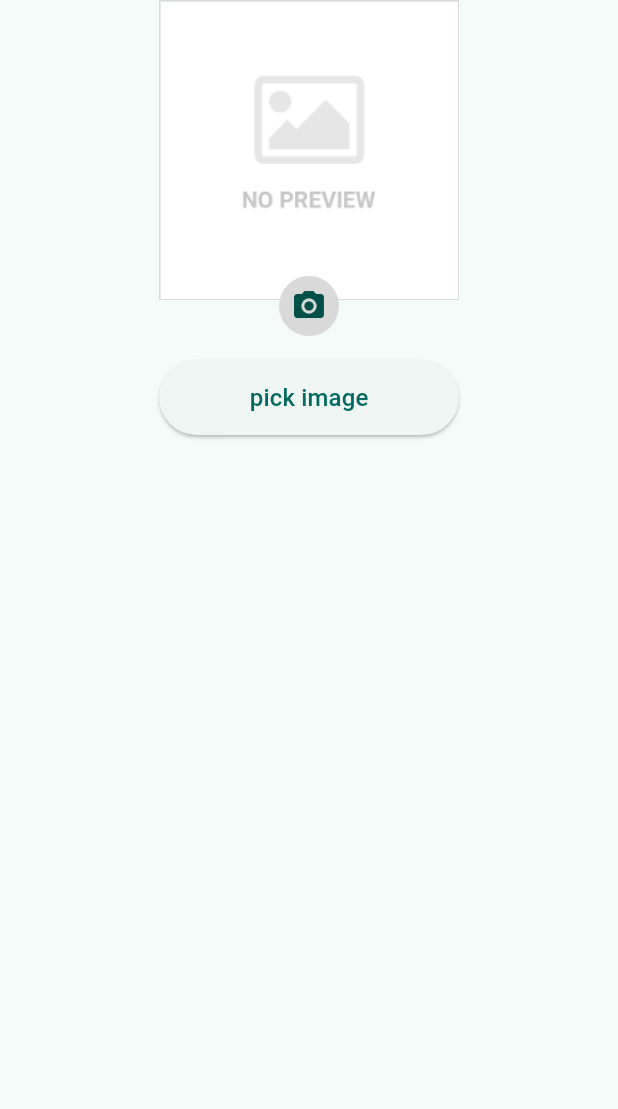
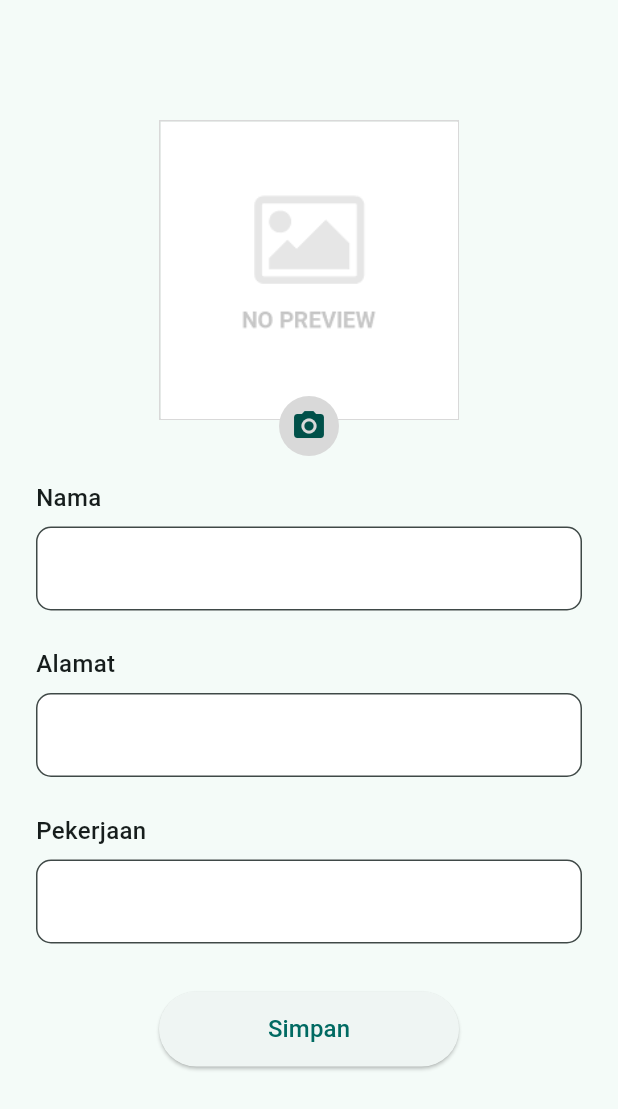
Before and after one commit to randytia29/kampung_snack, a Flutter app: the FormScreen screen opened directly, on a phone screen of 412 x 824 dp. Shown: the top 1109 px of the screen. Run offline on Flutter 3.47's test engine with Material 2 defaults, Android fonts, the phone set to English and light mode, and no system bars; our stand-ins replace bloc, equatable, flutter_bloc, get_it, hydrated_bloc, image_picker and 1 more; accounts and stored records are empty.

Commit message:
mobile form

```diff
--- /dev/null
+++ b/lib/features/participant/cubit/participant_cubit.dart
@@ -0,0 +1,26 @@
+import 'package:hydrated_bloc/hydrated_bloc.dart';
+import 'package:kampung_snack/features/participant/domain/entities/participant.dart';
+
+part 'participant_state.dart';
+
+class ParticipantCubit extends Cubit<ParticipantState> with HydratedMixin {
+  ParticipantCubit() : super(ParticipantState.initial());
+
+  void addParticipant(Participant participant) {
+    var participants = state.participants;
+
+    participants.add(participant);
+
+    emit(state.copyWith(participants: participants));
+  }
+
+  @override
+  ParticipantState? fromJson(Map<String, dynamic> json) {
+    return ParticipantState.fromMap(json);
+  }
+
+  @override
+  Map<String, dynamic>? toJson(ParticipantState state) {
+    return state.toMap();
+  }
+}
--- /dev/null
+++ b/lib/features/participant/cubit/participant_state.dart
@@ -0,0 +1,37 @@
+// ignore_for_file: prefer_const_constructors
+
+part of 'participant_cubit.dart';
+
+class ParticipantState {
+  const ParticipantState({required this.participants});
+
+  final List<Participant> participants;
+
+  factory ParticipantState.initial() {
+    return ParticipantState(participants: []);
+  }
+
+  ParticipantState copyWith({required List<Participant> participants}) {
+    return ParticipantState(participants: participants);
+  }
+
+  Map<String, dynamic>? toMap() {
+    final participantsToJson = participants.map((e) => e.toJson()).toList();
+
+    if (participantsToJson.isNotEmpty) {
+      return {'data': participantsToJson};
+    } else {
+      return {'data': null};
+    }
+  }
+
+  factory ParticipantState.fromMap(Map<String, dynamic> json) {
+    final response = json['data'];
+
+    final data = List.from(response);
+
+    final participants = data.map((e) => Participant.fromJson(e)).toList();
+
+    return ParticipantState(participants: participants);
+  }
+}
--- a/lib/features/participant/domain/entities/participant.dart
+++ b/lib/features/participant/domain/entities/participant.dart
@@ -16,6 +16,26 @@ class Participant {
       this.birthPlace,
       this.birthDate});
 
+  factory Participant.fromJson(Map<String, dynamic> json) => Participant(
+        name: json['name'],
+        address: json['address'],
+        job: json['job'],
+        imgByte: json['img_byte'],
+        sex: json['sex'],
+        birthPlace: json['birth_place'],
+        birthDate: json['birth_date'],
+      );
+
+  Map<String, dynamic> toJson() => {
+        'name': name,
+        'address': address,
+        'job': job,
+        'img_byte': imgByte,
+        'sex': sex,
+        'birth_place': birthPlace,
+        'birth_date': birthDate,
+      };
+
   Participant copyWith(
           {String? name,
           String? address,
--- a/lib/main.dart
+++ b/lib/main.dart
@@ -1,10 +1,15 @@
 import 'package:flutter/material.dart';
+import 'package:hydrated_bloc/hydrated_bloc.dart';
+import 'package:path_provider/path_provider.dart';
 
 import 'app.dart';
 import 'sl.dart' as sl;
 
 Future<void> main() async {
   WidgetsFlutterBinding.ensureInitialized();
+  final appDocumentDirectory = await getApplicationDocumentsDirectory();
+  HydratedBloc.storage =
+      await HydratedStorage.build(storageDirectory: appDocumentDirectory);
   await sl.init();
 
   runApp(const MyApp());
--- a/lib/screens/form_screen.dart
+++ b/lib/screens/form_screen.dart
@@ -1,15 +1,16 @@
-import 'dart:typed_data';
-
 import 'package:flutter/material.dart';
 import 'package:flutter_bloc/flutter_bloc.dart';
-import 'package:image_picker/image_picker.dart';
 import 'package:kampung_snack/features/participant/cubit/form_participant_cubit.dart';
+import 'package:kampung_snack/features/participant/cubit/participant_cubit.dart';
 import 'package:kampung_snack/sl.dart';
-import 'package:kampung_snack/theme_manager/asset_manager.dart';
-import 'package:kampung_snack/theme_manager/color_manager.dart';
+import 'package:kampung_snack/theme_manager/navigation_manager.dart';
+
 import 'package:kampung_snack/theme_manager/space_manager.dart';
 import 'package:kampung_snack/utils/image_pick_service.dart';
 import 'package:kampung_snack/widgets/custom_button.dart';
+import 'package:kampung_snack/widgets/custom_text_form.dart';
+
+import '../widgets/photo_participant.dart';
 
 class FormScreen extends StatefulWidget {
   const FormScreen({super.key});
@@ -19,18 +20,28 @@ class FormScreen extends StatefulWidget {
 }
 
 class _FormScreenState extends State<FormScreen> {
+  final _formKey = GlobalKey<FormState>();
+  late TextEditingController _nameController;
+  late TextEditingController _addressController;
+  late TextEditingController _jobController;
   late ImagePickService _imagePickService;
   late FormParticipantCubit _formParticipantCubit;
 
   @override
   void initState() {
     super.initState();
+    _nameController = TextEditingController();
+    _addressController = TextEditingController();
+    _jobController = TextEditingController();
     _imagePickService = sl<ImagePickService>();
     _formParticipantCubit = sl<FormParticipantCubit>();
   }
 
   @override
   void dispose() {
+    _nameController.dispose();
+    _addressController.dispose();
+    _jobController.dispose();
     _formParticipantCubit.close();
     super.dispose();
   }
@@ -40,81 +51,79 @@ class _FormScreenState extends State<FormScreen> {
     return Scaffold(
       body: BlocProvider(
         create: (context) => _formParticipantCubit,
-        child: Center(
+        child: Form(
+          key: _formKey,
+          child: SingleChildScrollView(
             child: Column(
               children: [
-              Stack(
-                alignment: AlignmentDirectional.bottomCenter,
-                clipBehavior: Clip.none,
-                children: [
-                  BlocBuilder<FormParticipantCubit, FormParticipantState>(
-                    builder: (context, formParticipantState) {
-                      final image = formParticipantState.participant.imgByte;
-
-                      return Container(
-                        width: 200,
-                        height: 200,
-                        decoration: BoxDecoration(
-                          border: Border.all(color: ColorManager.grey),
+                80.0.spaceY,
+                PhotoParticipant(
+                  imagePickService: _imagePickService,
+                  formParticipantCubit: _formParticipantCubit,
                 ),
-                        child: image == null
-                            ? Image.asset(
-                                AssetManager.noImage,
-                                fit: BoxFit.cover,
-                              )
-                            : Image.memory(
-                                Uint8List.fromList(image.codeUnits),
-                                fit: BoxFit.cover,
-                              ),
-                      );
+                40.0.spaceY,
+                CustomTextForm(
+                  controller: _nameController,
+                  title: 'Nama',
+                  textInputAction: TextInputAction.next,
+                  validate: (value) {
+                    if ((value ?? '').isEmpty) {
+                      return 'Isi nama';
+                    } else {
+                      return null;
+                    }
                   },
                 ),
-                  Positioned(
-                    bottom: -24,
-                    child: CircleAvatar(
-                      backgroundColor: ColorManager.grey,
-                      child: IconButton(
-                        onPressed: () async {
-                          final byteFile = await _imagePickService
-                              .pickMobileImage(ImageSource.camera);
+                24.0.spaceY,
+                CustomTextForm(
+                  controller: _addressController,
+                  title: 'Alamat',
+                  textInputAction: TextInputAction.next,
+                  validate: (value) {
+                    if ((value ?? '').isEmpty) {
+                      return 'Isi alamat';
+                    } else {
+                      return null;
+                    }
+                  },
+                ),
+                24.0.spaceY,
+                CustomTextForm(
+                  controller: _jobController,
+                  title: 'Pekerjaan',
+                  textInputAction: TextInputAction.next,
+                  validate: (value) {
+                    if ((value ?? '').isEmpty) {
+                      return 'Isi pekerjaan';
+                    } else {
+                      return null;
+                    }
+                  },
+                ),
+                32.0.spaceY,
+                CustomButton(
+                  text: 'Simpan',
+                  onTap: () async {
+                    if ((_formKey.currentState ?? FormState()).validate()) {
+                      _formParticipantCubit.editData(_nameController.text,
+                          _addressController.text, _jobController.text);
 
-                          if (byteFile == null) {
-                            return;
+                      final participant =
+                          _formParticipantCubit.state.participant;
+
+                      context
+                          .read<ParticipantCubit>()
+                          .addParticipant(participant);
+
+                      context.toBackScreen();
                     }
-
-                          final imgString = String.fromCharCodes(byteFile);
-
-                          _formParticipantCubit.editImage(imgString);
-                        },
-                        icon: const Icon(Icons.camera_alt),
-                      ),
-                    ),
-                  ),
-                ],
-              ),
-              40.0.spaceY,
-              CustomButton(
-                text: 'pick image',
-                onTap: () async {
-                  // final imagePick = sl<ImagePickService>();
-
-                  // final file = await imagePick.pickImage(ImageSource.gallery);
-
-                  // if (file == null) {
-                  //   return;
-                  // }
-
-                  // setState(() {
-                  //   selectedFile = file;
-                  // });
-
-                  // log(file.path);
                   },
                 )
               ],
             ),
           ),
         ),
+      ),
     );
   }
 }
--- a/lib/sl.dart
+++ b/lib/sl.dart
@@ -1,6 +1,7 @@
 import 'package:get_it/get_it.dart';
 import 'package:image_picker/image_picker.dart';
 import 'package:kampung_snack/features/participant/cubit/form_participant_cubit.dart';
+import 'package:kampung_snack/features/participant/cubit/participant_cubit.dart';
 import 'package:shared_preferences/shared_preferences.dart';
 
 import 'features/auth/cubit/login_cubit.dart';
@@ -23,6 +24,7 @@ Future<void> init() async {
 
   // Participant
   sl.registerFactory(() => FormParticipantCubit());
+  sl.registerLazySingleton(() => ParticipantCubit());
 
   // Repository
   // sl.registerLazySingleton<AuthRepository>(() => AuthRepositoryImpl(dio: sl()));
--- a/lib/theme_manager/navigation_manager.dart
+++ b/lib/theme_manager/navigation_manager.dart
@@ -39,4 +39,6 @@ extension Navigate on BuildContext {
         ),
         (route) => false,
       );
+
+  void toBackScreen() => Navigator.of(this).pop();
 }
--- a/lib/widgets/custom_text_form.dart
+++ b/lib/widgets/custom_text_form.dart
@@ -11,6 +11,7 @@ class CustomTextForm extends StatelessWidget {
     this.textInputAction,
     required this.title,
     this.textInputType,
+    this.hintText,
   }) : super(key: key);
 
   final TextEditingController controller;
@@ -19,6 +20,7 @@ class CustomTextForm extends StatelessWidget {
   final TextInputAction? textInputAction;
   final String title;
   final TextInputType? textInputType;
+  final String? hintText;
 
   @override
   Widget build(BuildContext context) {
@@ -39,7 +41,7 @@ class CustomTextForm extends StatelessWidget {
             obscureText: obscureText,
             controller: controller,
             decoration: InputDecoration(
-              hintText: 'Isi apa saja',
+              hintText: hintText,
               hintStyle: TextStyle(color: ColorManager.grey, fontSize: 16),
               fillColor: ColorManager.white,
               filled: true,
--- a/lib/widgets/login_mobile_page.dart
+++ b/lib/widgets/login_mobile_page.dart
@@ -41,6 +41,7 @@ class LoginMobilePage extends StatelessWidget {
             }
           },
           title: 'Username',
+          hintText: 'Isi apa saja',
         ),
         24.0.spaceY,
         CustomTextForm(
@@ -54,6 +55,7 @@ class LoginMobilePage extends StatelessWidget {
             }
           },
           title: 'Password',
+          hintText: 'Isi apa saja',
         ),
         24.0.spaceY,
         CustomButton(
--- a/lib/widgets/login_web_page.dart
+++ b/lib/widgets/login_web_page.dart
@@ -50,6 +50,7 @@ class LoginWebPage extends StatelessWidget {
                 }
               },
               title: 'Username',
+              hintText: 'Isi apa saja',
             ),
             24.0.spaceY,
             CustomTextForm(
@@ -63,6 +64,7 @@ class LoginWebPage extends StatelessWidget {
                 }
               },
               title: 'Password',
+              hintText: 'Isi apa saja',
             ),
             24.0.spaceY,
             CustomButton(
--- /dev/null
+++ b/lib/widgets/photo_participant.dart
@@ -0,0 +1,75 @@
+import 'dart:typed_data';
+
+import 'package:flutter/material.dart';
+import 'package:flutter_bloc/flutter_bloc.dart';
+import 'package:image_picker/image_picker.dart';
+
+import '../features/participant/cubit/form_participant_cubit.dart';
+import '../theme_manager/asset_manager.dart';
+import '../theme_manager/color_manager.dart';
+import '../utils/image_pick_service.dart';
+
+class PhotoParticipant extends StatelessWidget {
+  const PhotoParticipant({
+    super.key,
+    required ImagePickService imagePickService,
+    required FormParticipantCubit formParticipantCubit,
+  })  : _imagePickService = imagePickService,
+        _formParticipantCubit = formParticipantCubit;
+
+  final ImagePickService _imagePickService;
+  final FormParticipantCubit _formParticipantCubit;
+
+  @override
+  Widget build(BuildContext context) {
+    return Stack(
+      alignment: AlignmentDirectional.bottomCenter,
+      clipBehavior: Clip.none,
+      children: [
+        BlocBuilder<FormParticipantCubit, FormParticipantState>(
+          builder: (context, formParticipantState) {
+            final image = formParticipantState.participant.imgByte;
+
+            return Container(
+              width: 200,
+              height: 200,
+              decoration: BoxDecoration(
+                border: Border.all(color: ColorManager.grey),
+              ),
+              child: image == null
+                  ? Image.asset(
+                      AssetManager.noImage,
+                      fit: BoxFit.cover,
+                    )
+                  : Image.memory(
+                      Uint8List.fromList(image.codeUnits),
+                      fit: BoxFit.cover,
+                    ),
+            );
+          },
+        ),
+        Positioned(
+          bottom: -24,
+          child: CircleAvatar(
+            backgroundColor: ColorManager.grey,
+            child: IconButton(
+              onPressed: () async {
+                final byteFile =
+                    await _imagePickService.pickMobileImage(ImageSource.camera);
+
+                if (byteFile == null) {
+                  return;
+                }
+
+                final imgString = String.fromCharCodes(byteFile);
+
+                _formParticipantCubit.editImage(imgString);
+              },
+              icon: const Icon(Icons.camera_alt),
+            ),
+          ),
+        ),
+      ],
+    );
+  }
+}
--- a/pubspec.yaml
+++ b/pubspec.yaml
@@ -35,7 +35,9 @@ dependencies:
     sdk: flutter
   flutter_bloc: ^8.1.2
   get_it: ^7.2.0
+  hydrated_bloc: ^9.1.0
   image_picker: ^0.8.7+4
+  path_provider: ^2.0.14
   shared_preferences: ^2.1.0
 
 dev_dependencies:
```
Also changed, not shown: lib/app.dart (+8 -3 lines), lib/features/participant/cubit/form_participant_cubit.dart (+9 -0 lines), lib/screens/home_screen.dart (+10 -1 lines), pubspec.lock, 1 other file. Lines whose indentation alone changed are shown as unchanged.
